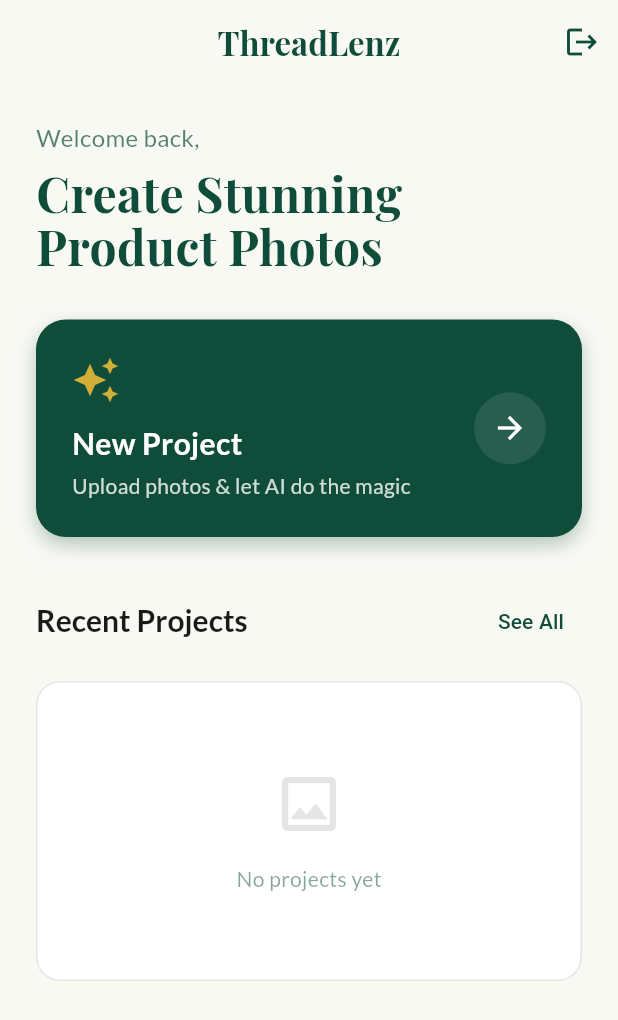
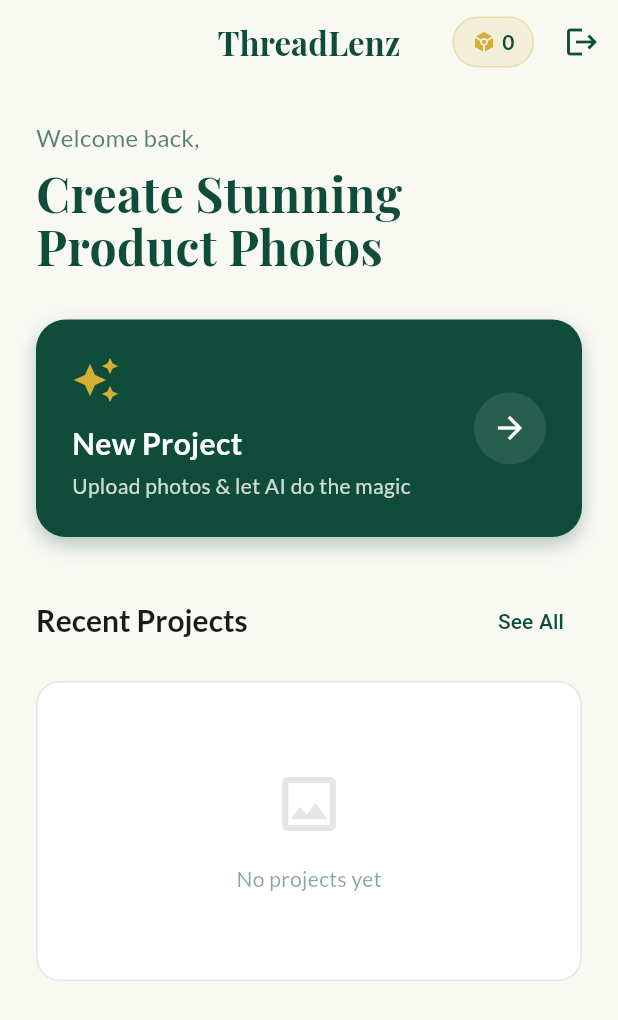
Before and after one commit to iamnoufal/threadlenz, a Flutter app: the screen it shows once a user with an empty profile is signed in, on a phone screen of 412 x 824 dp. Shown: the top 1020 px of the screen. Run offline on Flutter 3.47's test engine with Material 3 defaults, Android fonts, the phone set to English and light mode, and no system bars; drawn by our look-alikes of flutter_animate; our stand-ins replace cached_network_image, cloud_firestore, cross_file, firebase_ai, firebase_auth, firebase_core and 8 more; missing offline and left inert: gal; accounts and stored records are empty.

Commit message:
Add image compression and token balance enforcement
Compress images before Gemini API calls (~10-20x size reduction) and
Firebase Storage uploads. Enforce token balance with atomic Firestore
transactions — 1 token per generation. Display token badge in home
screen AppBar. Remove unused google_generative_ai dependency.

```diff
--- a/lib/screens/home_screen.dart
+++ b/lib/screens/home_screen.dart
@@ -58,6 +58,44 @@
       appBar: AppBar(
         title: const Text('ThreadLenz'),
         actions: [
+          if (_uid != null)
+            FutureBuilder<int>(
+              future: FirestoreService().getTokenBalance(_uid!),
+              builder: (context, snapshot) {
+                final balance = snapshot.data ?? 0;
+                return Container(
+                  margin: const EdgeInsets.only(right: 8),
+                  padding:
+                      const EdgeInsets.symmetric(horizontal: 12, vertical: 6),
+                  decoration: BoxDecoration(
+                    color: AppTheme.goldAccent.withValues(alpha: 0.15),
+                    borderRadius: BorderRadius.circular(20),
+                    border: Border.all(
+                      color: AppTheme.goldAccent.withValues(alpha: 0.3),
+                    ),
+                  ),
+                  child: Row(
+                    mainAxisSize: MainAxisSize.min,
+                    children: [
+                      const Icon(
+                        Icons.token,
+                        size: 16,
+                        color: AppTheme.goldAccent,
+                      ),
+                      const SizedBox(width: 4),
+                      Text(
+                        '$balance',
+                        style: const TextStyle(
+                          fontWeight: FontWeight.bold,
+                          fontSize: 14,
+                          color: AppTheme.emeraldPrimary,
+                        ),
+                      ),
+                    ],
+                  ),
+                );
+              },
+            ),
           if (_userPhotoUrl != null)
             GestureDetector(
               onTap: _signOut,
--- a/lib/services/ai_service.dart
+++ b/lib/services/ai_service.dart
@@ -2,6 +2,7 @@
 import 'package:firebase_ai/firebase_ai.dart';
 import 'package:flutter/foundation.dart';
 import 'package:image_picker/image_picker.dart';
+import 'image_compression_service.dart';
 
 class AiService {
   static final AiService _instance = AiService._internal();
@@ -23,7 +24,8 @@
 
   Future<String> generatePrompt(XFile imageFile) async {
     try {
-      final imageBytes = await imageFile.readAsBytes();
+      final rawBytes = await imageFile.readAsBytes();
+      final imageBytes = await ImageCompressionService.compressForApi(rawBytes);
       final content = [
         Content.multi([
           TextPart(
--- a/lib/services/cloud_storage_service.dart
+++ b/lib/services/cloud_storage_service.dart
@@ -1,6 +1,7 @@
 import 'package:firebase_storage/firebase_storage.dart';
 import 'package:flutter/foundation.dart';
 import 'package:image_picker/image_picker.dart';
+import 'image_compression_service.dart';
 
 class CloudStorageService {
   static final CloudStorageService _instance = CloudStorageService._internal();
@@ -18,7 +19,8 @@
     required int index,
   }) async {
     try {
-      final bytes = await imageFile.readAsBytes();
+      final rawBytes = await imageFile.readAsBytes();
+      final bytes = await ImageCompressionService.compressForStorage(rawBytes);
       final ref = _storage.ref().child(
         'users/$uid/projects/$projectId/inputs/input_$index.jpg',
       );
--- a/lib/services/image_generation_service.dart
+++ b/lib/services/image_generation_service.dart
@@ -1,6 +1,7 @@
 import 'package:image_picker/image_picker.dart';
 import 'package:firebase_ai/firebase_ai.dart';
 import 'package:flutter/foundation.dart';
+import 'image_compression_service.dart';
 
 class ImageGenerationService {
   static const int maxGenerations = 6;
@@ -39,7 +40,8 @@
       );
 
       final image = originalImages[variationIndex % originalImages.length];
-      final imageBytes = await image.readAsBytes();
+      final rawBytes = await image.readAsBytes();
+      final imageBytes = await ImageCompressionService.compressForApi(rawBytes);
 
       final diversityInstruction = _diversityInstructions[variationIndex];
 
--- a/pubspec.yaml
+++ b/pubspec.yaml
@@ -41,8 +41,8 @@
   flutter_animate: ^4.5.2
   dotted_border: ^3.1.0
   uuid: ^4.5.2
-  google_generative_ai: ^0.4.7
   firebase_ai: ^3.6.1
+  flutter_image_compress: ^2.3.0
   firebase_auth: ^6.1.3
   google_sign_in: ^7.2.0
   cloud_firestore: ^6.2.0
```
Also changed, not shown: lib/screens/image_picker_screen.dart (+52 -41 lines), lib/screens/result_screen.dart (+31 -0 lines), lib/services/firestore_service.dart (+32 -0 lines), lib/services/image_compression_service.dart (added, +50 -0 lines), pubspec.lock, 1 other file.
